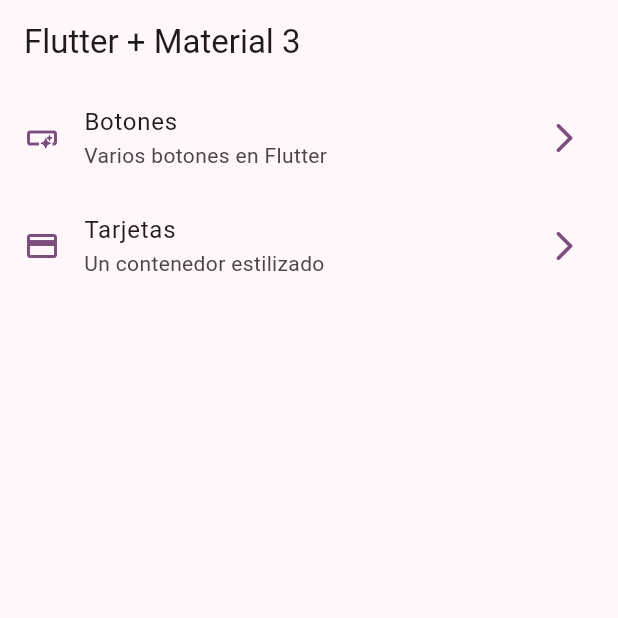
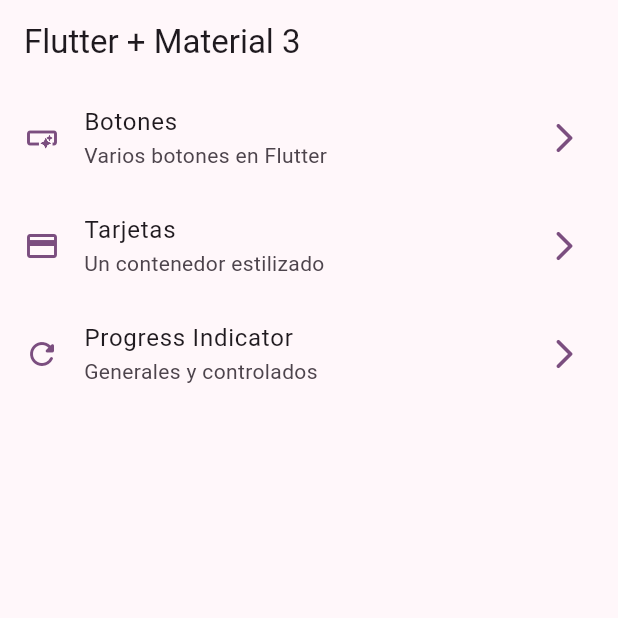
Before and after one commit to darioarellanocardenas/widgetsapp, a Flutter app: the screen it shows after launch, on a phone screen of 412 x 824 dp, the top half of it. Run offline on Flutter 3.47's test engine with Material 2 defaults, Android fonts, the phone set to English and light mode, and no system bars; our stand-ins replace go_router.

Commit message:
progres indicator finished

```diff
--- a/lib/config/menu/menu_items.dart
+++ b/lib/config/menu/menu_items.dart
@@ -24,4 +24,9 @@ const appMenuItems = <MenuItem>[
       subTitle: 'Un contenedor estilizado',
       link: '/cards',
       icon: Icons.credit_card),
+  MenuItem(
+      title: 'Progress Indicator',
+      subTitle: 'Generales y controlados',
+      link: '/progress',
+      icon: Icons.refresh_rounded),
 ];
--- a/lib/config/router/app_router.dart
+++ b/lib/config/router/app_router.dart
@@ -20,5 +20,10 @@ final appRouter = GoRouter(
       name: CardsScreen.name,
       builder: (context, state) => CardsScreen(),
     ),
+    GoRoute(
+      path: '/progress',
+      name: ProgressScreen.name,
+      builder: (context, state) => ProgressScreen(),
+    ),
   ],
 );
--- a/lib/presentation/screens/home/home_screen.dart
+++ b/lib/presentation/screens/home/home_screen.dart
@@ -1,7 +1,6 @@
 import 'package:flutter/material.dart';
 import 'package:go_router/go_router.dart';
 import 'package:widgetsapp/config/menu/menu_items.dart';
-import 'package:widgetsapp/presentation/screens/cards/cards_screen.dart';
 
 class HomeScreen extends StatelessWidget {
   static const String name = "home_screen";
```
Also changed, not shown: lib/presentation/screens/progress/progress_screen.dart (+77 -1 lines).
